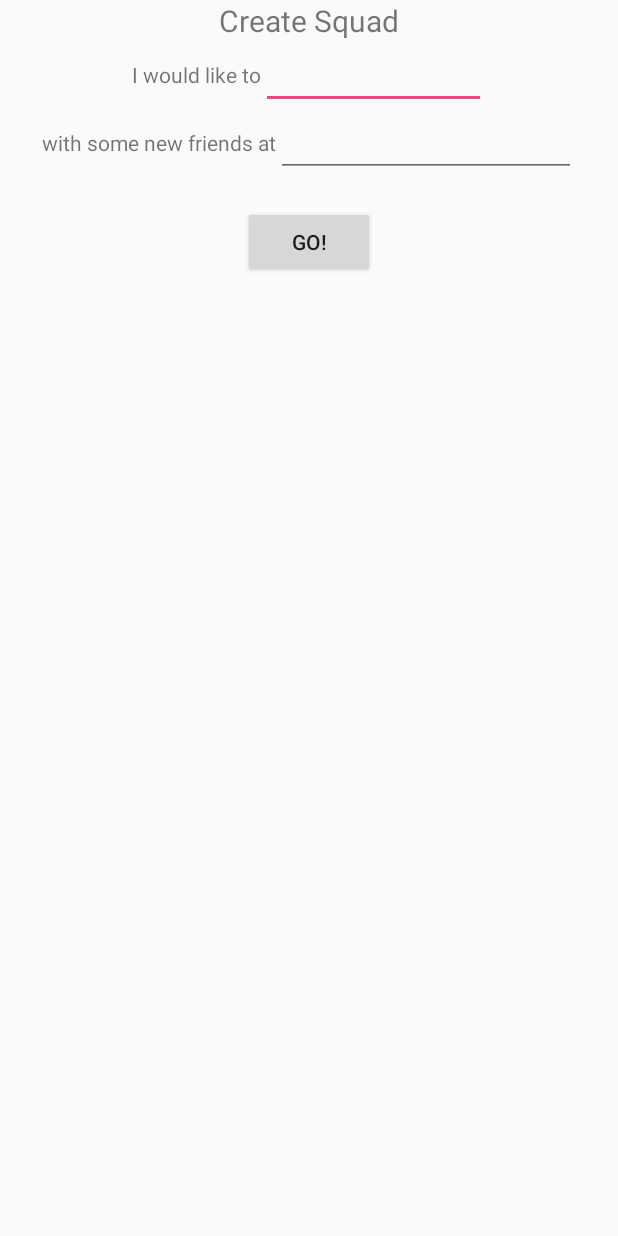
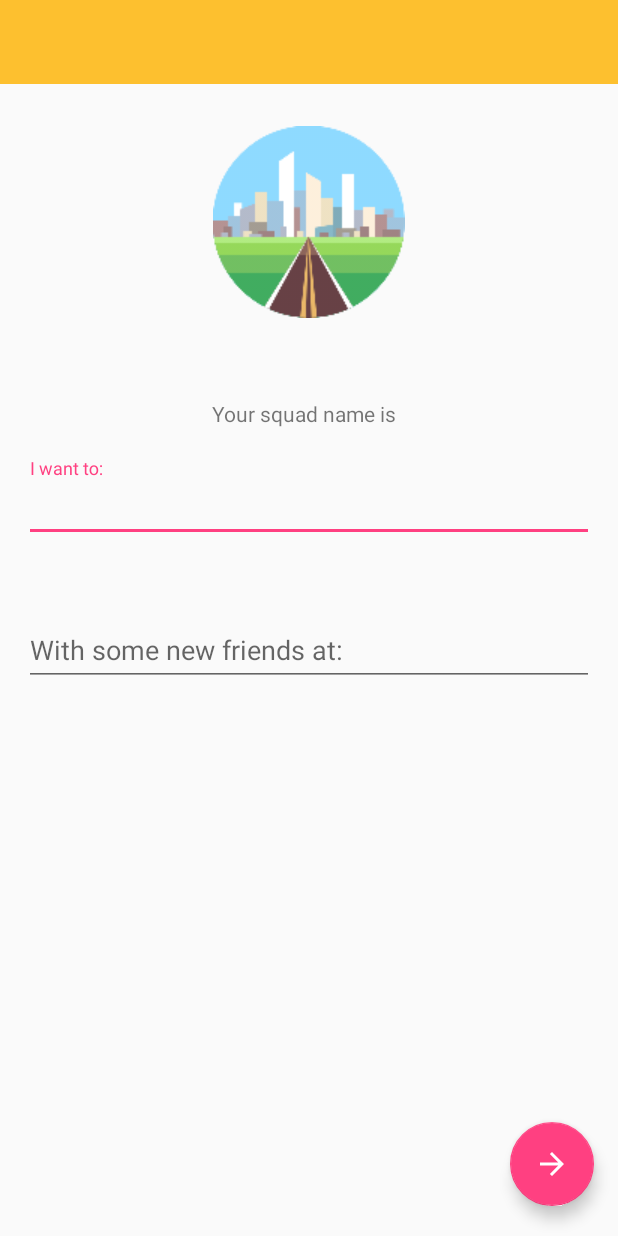
Before and after one commit to calebdre/Squad, an Android app: the layout activity_create_squad.xml on its own in the app's theme, with its tools: preview values and no code run, on a phone screen of 412 x 824 dp. Run offline under Robolectric (Android 15) with nearby library versions, the phone set to English and light mode, and no system bars.

Commit message:
added styling for choosing a squad

```diff
--- a/app/src/main/AndroidManifest.xml
+++ b/app/src/main/AndroidManifest.xml
@@ -30,7 +30,9 @@
             </intent-filter>
         </activity>
         <activity android:name=".ChooseActivity"/>
-        <activity android:name=".create.CreateSquadActivity"/>
+        <activity android:name=".create.CreateSquadActivity"
+                  android:label="Start a Squad"
+                  android:windowSoftInputMode="adjustResize"/>
         <activity android:name=".join.JoinSquadActivity"/>
         <activity android:name=".lobby.LobbyActivity"/>
         <activity android:name=".chat.ChatActivity"/>
--- a/app/src/main/java/com/squad/create/CreateSquadActivity.java
+++ b/app/src/main/java/com/squad/create/CreateSquadActivity.java
@@ -3,14 +3,13 @@ package com.squad.create;
 import android.content.Intent;
 import android.os.Bundle;
 import android.support.annotation.Nullable;
+import android.support.design.widget.FloatingActionButton;
+import android.support.design.widget.TextInputEditText;
 import android.support.v7.app.AppCompatActivity;
-import android.text.SpannableString;
-import android.text.style.UnderlineSpan;
+import android.support.v7.widget.Toolbar;
 import android.util.Log;
 import android.widget.ArrayAdapter;
 import android.widget.AutoCompleteTextView;
-import android.widget.Button;
-import android.widget.EditText;
 import android.widget.TextView;
 
 import com.google.android.gms.common.GooglePlayServicesNotAvailableException;
@@ -43,9 +42,10 @@ public class CreateSquadActivity extends AppCompatActivity {
     public static final String EXTRA_LOBBY = "extra_lobby";
 
     @BindView(R.id.create_squad_activity_input) AutoCompleteTextView activityInput;
-    @BindView(R.id.create_squad_place_input) EditText placeInput;
+    @BindView(R.id.create_squad_toolbar) Toolbar toolbar;
+    @BindView(R.id.create_squad_place_input) TextInputEditText placeInput;
     @BindView(R.id.create_squad_name) TextView squadNameView;
-    @BindView(R.id.create_squad_submit_button) Button submitButton;
+    @BindView(R.id.create_squad_submit_button) FloatingActionButton submitButton;
 
     private MeetupLocation location;
 
@@ -60,17 +60,23 @@ public class CreateSquadActivity extends AppCompatActivity {
         setContentView(R.layout.activity_create_squad);
         ButterKnife.bind(this);
 
+        setSupportActionBar(toolbar);
+        getSupportActionBar().setDisplayHomeAsUpEnabled(true);
+        getSupportActionBar().setDisplayShowHomeEnabled(true);
+        toolbar.setTitle("Start a Squad");
+        toolbar.setNavigationIcon(R.drawable.left_arrow);
+        toolbar.setNavigationOnClickListener((aVoid) -> {
+            onBackPressed();
+        });
+
         squadName = new HaikunatorBuilder().setTokenLength(0).setDelimiter(" ").build().haikunate();
-        String prefix = "Your squad name will be ";
-        String text = prefix + squadName;
-        SpannableString content = new SpannableString(text);
-        content.setSpan(new UnderlineSpan(), prefix.length(), text.length(), 0);
-        squadNameView.setText(content);
+        squadNameView.setText(squadName );
+        placeInput.setKeyListener(null);
 
         ArrayAdapter<String> adapter = new ArrayAdapter<>(this, android.R.layout.simple_dropdown_item_1line, ACTIVITIES);
         activityInput.setAdapter(adapter);
 
-        RxView.clicks(placeInput).subscribe((aVoid) -> {
+        RxView.touches(placeInput).subscribe((aVoid) -> {
             try {
                 Intent intent =
                         new PlaceAutocomplete.IntentBuilder(PlaceAutocomplete.MODE_OVERLAY)
--- /dev/null
+++ b/app/src/main/res/drawable/arrow_right.xml
@@ -0,0 +1,9 @@
+<vector xmlns:android="http://schemas.android.com/apk/res/android"
+        android:width="12dp"
+        android:height="12dp"
+        android:viewportWidth="24.0"
+        android:viewportHeight="24.0">
+    <path
+        android:fillColor="#FFFFFF"
+        android:pathData="M12,4l-1.41,1.41L16.17,11H4v2h12.17l-5.58,5.59L12,20l8,-8z"/>
+</vector>
--- /dev/null
+++ b/app/src/main/res/drawable/left_arrow.xml
@@ -0,0 +1,9 @@
+<vector xmlns:android="http://schemas.android.com/apk/res/android"
+        android:width="24dp"
+        android:height="24dp"
+        android:viewportWidth="24.0"
+        android:viewportHeight="24.0">
+    <path
+        android:fillColor="#FFFFFF"
+        android:pathData="M20,11H7.83l5.59,-5.59L12,4l-8,8 8,8 1.41,-1.41L7.83,13H20v-2z"/>
+</vector>
--- a/app/src/main/res/layout/activity_create_squad.xml
+++ b/app/src/main/res/layout/activity_create_squad.xml
@@ -1,59 +1,89 @@
 <?xml version="1.0" encoding="utf-8"?>
-<LinearLayout xmlns:android="http://schemas.android.com/apk/res/android"
-              android:orientation="vertical"
-              android:layout_width="match_parent"
-              android:layout_height="match_parent">
-
-    <TextView
-        android:layout_gravity="center"
-        android:textSize="20sp"
-        android:text="Create Squad"
-        android:layout_width="wrap_content"
-        android:layout_height="wrap_content"/>
-
-    <LinearLayout
+<android.support.design.widget.CoordinatorLayout
+    xmlns:android="http://schemas.android.com/apk/res/android"
+             android:layout_width="match_parent"
+             android:layout_height="match_parent"
+             xmlns:app="http://schemas.android.com/apk/res-auto">
+    <android.support.v7.widget.Toolbar
+        android:id="@+id/create_squad_toolbar"
+        android:minHeight="?attr/actionBarSize"
         android:layout_width="match_parent"
         android:layout_height="wrap_content"
-        android:orientation="horizontal"
-        android:gravity="center">
-        <TextView
-            android:text="I would like to"
-            android:layout_width="wrap_content"
-            android:layout_height="wrap_content"/>
+        app:titleTextColor="@android:color/white"
+        android:background="?attr/colorPrimary">
+    </android.support.v7.widget.Toolbar>
 
-        <AutoCompleteTextView
-            android:id="@+id/create_squad_activity_input"
-            android:layout_width="150dp"
-            android:layout_height="wrap_content"/>
+    <ScrollView
+        android:layout_marginTop="?attr/actionBarSize"
+        android:layout_width="match_parent"
+        android:layout_height="match_parent">
+        <LinearLayout
+            android:orientation="vertical"
+            android:layout_width="match_parent"
+            android:fitsSystemWindows="true"
+            android:layout_height="match_parent">
 
-    </LinearLayout>
+            <ImageView
+                android:layout_marginTop="28dp"
+                android:layout_gravity="center"
+                android:src="@drawable/cityscape"
+                android:layout_width="128dp"
+                android:layout_height="128dp"/>
 
-    <LinearLayout
-        android:layout_width="match_parent"
-        android:layout_height="wrap_content"
-        android:orientation="horizontal"
-        android:gravity="center">
-        <TextView
-            android:text="with some new friends at"
-            android:layout_width="wrap_content"
-            android:layout_height="wrap_content"/>
+            <LinearLayout
+                android:layout_marginTop="54dp"
+                android:layout_gravity="center_horizontal"
+                android:orientation="horizontal"
+                android:layout_width="wrap_content"
+                android:layout_height="wrap_content">
+                <TextView
+                    android:text="Your squad name is"
+                    android:layout_width="wrap_content"
+                    android:layout_height="wrap_content"/>
+                <TextView
+                    android:id="@+id/create_squad_name"
+                    android:textColor="@color/colorAccent"
+                    android:textStyle="bold"
+                    android:layout_marginLeft="6dp"
+                    android:layout_width="wrap_content"
+                    android:layout_height="wrap_content"/>
+            </LinearLayout>
+            <android.support.design.widget.TextInputLayout
+                android:layout_marginTop="20dp"
+                android:paddingLeft="16dp"
+                android:paddingRight="16dp"
+                android:layout_width="match_parent"
+                android:layout_height="wrap_content">
+                <AutoCompleteTextView
+                    android:id="@+id/create_squad_activity_input"
+                    android:layout_width="match_parent"
+                    android:layout_height="wrap_content"
+                    android:hint="I want to:"
+                    android:singleLine="true"/>
+            </android.support.design.widget.TextInputLayout>
 
-        <EditText
-            android:id="@+id/create_squad_place_input"
-            android:layout_width="200dp"
-            android:inputType="none"
-            android:layout_height="wrap_content"/>
-    </LinearLayout>
+            <android.support.design.widget.TextInputLayout
+                android:layout_marginTop="40dp"
+                android:paddingLeft="16dp"
+                android:paddingRight="16dp"
+                android:layout_width="match_parent"
+                android:layout_height="wrap_content">
+                <android.support.design.widget.TextInputEditText
+                    android:id="@+id/create_squad_place_input"
+                    android:hint="With some new friends at:"
+                    android:layout_width="match_parent"
+                    android:layout_height="wrap_content"/>
+            </android.support.design.widget.TextInputLayout>
+        </LinearLayout>
+    </ScrollView>
 
-    <TextView
-        android:layout_gravity="center"
-        android:id="@+id/create_squad_name"
-        android:layout_width="wrap_content"
-        android:layout_height="wrap_content"/>
-    <Button
+    <android.support.design.widget.FloatingActionButton
         android:id="@+id/create_squad_submit_button"
-        android:layout_gravity="center"
-        android:text="Go!"
-        android:layout_width="wrap_content"
-        android:layout_height="wrap_content"/>
-</LinearLayout>
+        android:src="@drawable/arrow_right"
+        android:layout_gravity="bottom|right"
+        android:layout_marginRight="16dp"
+        android:layout_marginBottom="20dp"
+        app:layout_anchorGravity="bottom|right|end"
+        android:layout_width="56dp"
+        android:layout_height="56dp"/>
+</android.support.design.widget.CoordinatorLayout>
```
Also changed, not shown: app/src/main/res/layout/activity_choose.xml (line endings or trailing spaces).
